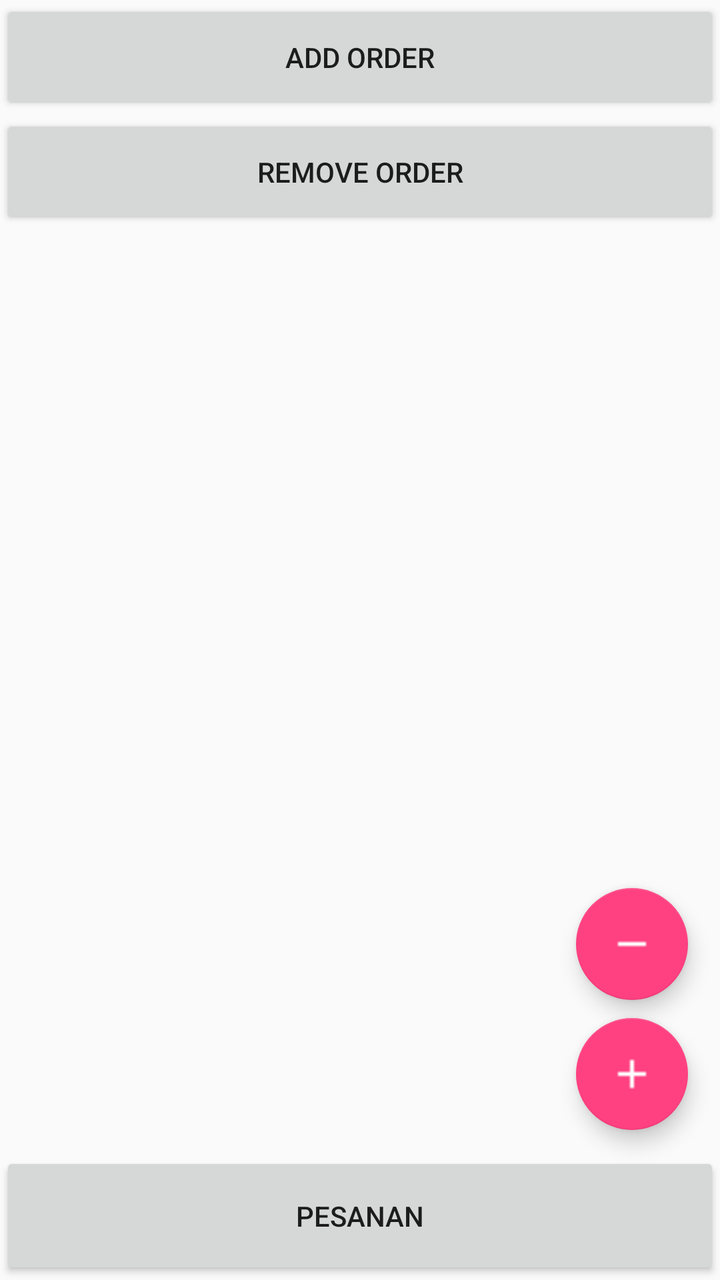
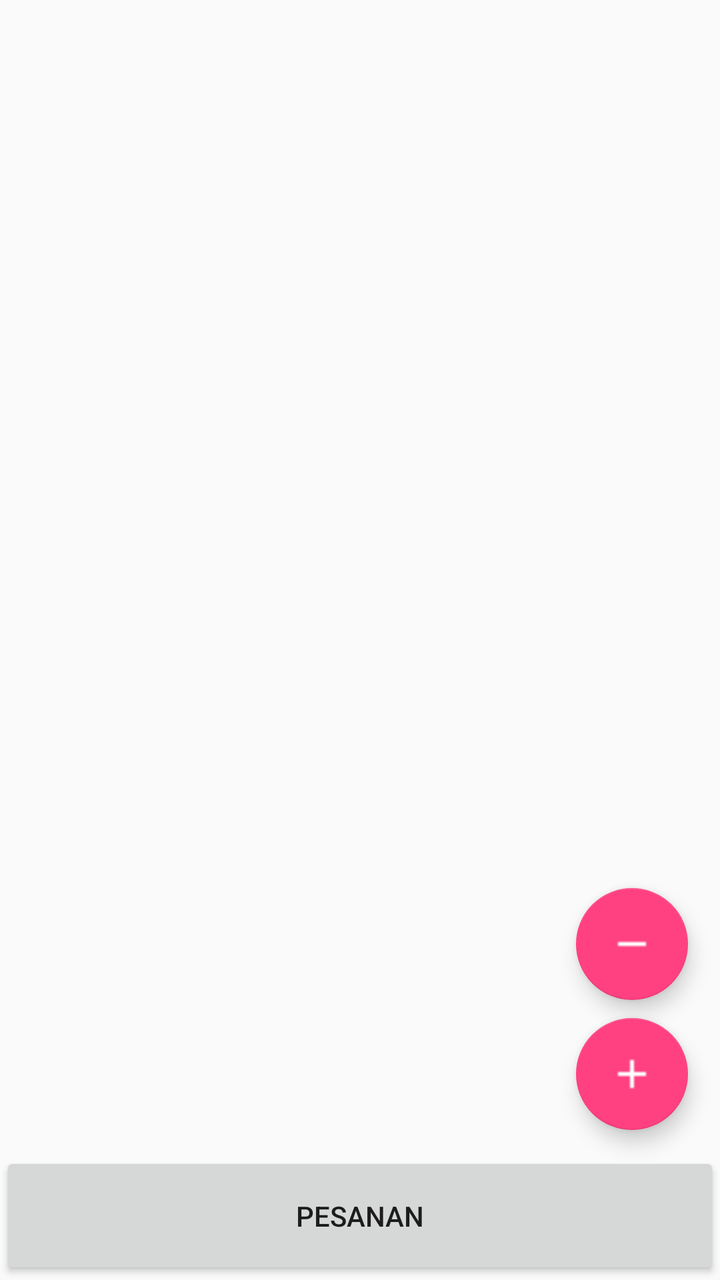

An Android layout rendered at two revisions. The XML below is the earlier revision; the diff shows what the commit changed to produce the second picture.
<!-- AndroidManifest.xml: application theme AppTheme -->
<!-- res/layout/fragment_order_class.xml -->
<?xml version="1.0" encoding="utf-8"?>
<FrameLayout xmlns:android="http://schemas.android.com/apk/res/android"
    xmlns:tools="http://schemas.android.com/tools"
    android:layout_width="match_parent"
    android:layout_height="match_parent"
    xmlns:app="http://schemas.android.com/apk/res-auto"
    tools:context=".views.fragments.transaction.OrderClassFragment">

    <LinearLayout
        android:layout_width="match_parent"
        android:layout_height="match_parent"
        android:orientation="vertical"
        android:weightSum="1">

        <LinearLayout
            android:layout_width="match_parent"
            android:layout_height="0dp"
            android:orientation="vertical"
            android:layout_weight="0.9"
            android:weightSum="1">

            <Button
                android:id="@+id/btnAddOrder"
                android:layout_width="match_parent"
                android:layout_height="0dp"
                android:text="@string/add_order"
                android:layout_weight="0.1"/>

            <Button
                android:id="@+id/btnRemoveOrder"
                android:layout_width="match_parent"
                android:layout_height="0dp"
                android:text="@string/remove_order"
                android:layout_weight="0.1"/>

            
            <android.support.v7.widget.RecyclerView
                android:id="@+id/rvOrder"
                android:layout_width="match_parent"
                android:layout_height="0dp"
                android:layout_weight="0.8"/>

        </LinearLayout>

        <Button
            android:id="@+id/btnOrderClass"
            android:layout_width="match_parent"
            android:layout_height="0dp"
            android:layout_weight="0.1"
            android:text="@string/orderClass"/>

    </LinearLayout>

    <android.support.design.widget.FloatingActionButton
        android:id="@+id/fabRemoveAssembly"
        android:layout_width="wrap_content"
        android:layout_height="wrap_content"
        android:layout_marginLeft="@dimen/fab_margin"
        android:layout_marginRight="@dimen/fab_margin"
        android:layout_marginBottom="140dp"
        android:clickable="true"
        android:elevation="10dp"
        android:layout_gravity="bottom|right"
        app:layout_anchor="@id/fabAddAssembly"
        app:layout_anchorGravity="bottom"
        app:srcCompat="@mipmap/remove_white" />

    <android.support.design.widget.FloatingActionButton
        android:id="@+id/fabAddAssembly"
        android:layout_width="wrap_content"
        android:layout_height="wrap_content"
        android:layout_marginTop="@dimen/fab_margin"
        android:layout_marginLeft="@dimen/fab_margin"
        android:layout_marginRight="@dimen/fab_margin"
        android:layout_marginBottom="75dp"
        android:clickable="true"
        android:elevation="5dp"
        android:layout_gravity="bottom|right"
        app:srcCompat="@mipmap/add_white" />

</FrameLayout>
<!-- resources referenced by this layout -->
<resources>
  <dimen name="fab_margin">16dp</dimen>
  <!-- mipmap add_white: png bitmap (mipmap-hdpi, 138 bytes) -->
  <!-- mipmap remove_white: png bitmap (mipmap-hdpi, 108 bytes) -->
  <string name="add_order">Add Order</string>
  <string name="orderClass">Pesanan</string>
  <string name="remove_order">Remove Order</string>
  <style name="AppTheme" parent="Theme.AppCompat.Light.DarkActionBar">
          
          <item name="colorPrimary">@color/colorPrimary</item>
          <item name="colorPrimaryDark">@color/colorPrimaryDark</item>
          <item name="colorAccent">@color/colorAccent</item>
          <item name="windowActionBar">false</item>
          <item name="windowNoTitle">true</item>
      </style>
  <color name="colorPrimary">#3F51B5</color>
  <color name="colorPrimaryDark">#303F9F</color>
  <color name="colorAccent">#FF4081</color>
</resources>

<!-- the commit's change to res/layout/fragment_order_class.xml (unified diff, before → after) -->
@@ -19,23 +19,23 @@
             android:layout_weight="0.9"
             android:weightSum="1">
 
-            <Button
-                android:id="@+id/btnAddOrder"
-                android:layout_width="match_parent"
-                android:layout_height="0dp"
-                android:text="@string/add_order"
-                android:layout_weight="0.1"/>
-
-            <Button
-                android:id="@+id/btnRemoveOrder"
-                android:layout_width="match_parent"
-                android:layout_height="0dp"
-                android:text="@string/remove_order"
-                android:layout_weight="0.1"/>
+            
+                
+                
+                
+                
+                
 
             
-            <android.support.v7.widget.RecyclerView
-                android:id="@+id/rvOrder"
+                
+                
+                
+                
+                
+
+            
+                <android.support.v7.widget.RecyclerView
+                android:id="@+id/rv_order"
                 android:layout_width="match_parent"
                 android:layout_height="0dp"
                 android:layout_weight="0.8"/>
@@ -43,7 +43,7 @@
         </LinearLayout>
 
         <Button
-            android:id="@+id/btnOrderClass"
+            android:id="@+id/btn_order_class"
             android:layout_width="match_parent"
             android:layout_height="0dp"
             android:layout_weight="0.1"
@@ -52,7 +52,7 @@
     </LinearLayout>
 
     <android.support.design.widget.FloatingActionButton
-        android:id="@+id/fabRemoveAssembly"
+        android:id="@+id/fab_remove_assembly"
         android:layout_width="wrap_content"
         android:layout_height="wrap_content"
         android:layout_marginLeft="@dimen/fab_margin"
@@ -61,12 +61,12 @@
         android:clickable="true"
         android:elevation="10dp"
         android:layout_gravity="bottom|right"
-        app:layout_anchor="@id/fabAddAssembly"
+        app:layout_anchor="@id/fab_add_assembly"
         app:layout_anchorGravity="bottom"
         app:srcCompat="@mipmap/remove_white" />
 
     <android.support.design.widget.FloatingActionButton
-        android:id="@+id/fabAddAssembly"
+        android:id="@+id/fab_add_assembly"
         android:layout_width="wrap_content"
         android:layout_height="wrap_content"
         android:layout_marginTop="@dimen/fab_margin"
<!-- resource entries referenced after the edit -->
@@ -3,9 +3,7 @@
   <dimen name="fab_margin">16dp</dimen>
   <!-- mipmap add_white: png bitmap (mipmap-hdpi, 138 bytes) -->
   <!-- mipmap remove_white: png bitmap (mipmap-hdpi, 108 bytes) -->
-  <string name="add_order">Add Order</string>
   <string name="orderClass">Pesanan</string>
-  <string name="remove_order">Remove Order</string>
   <style name="AppTheme" parent="Theme.AppCompat.Light.DarkActionBar">
           
           <item name="colorPrimary">@color/colorPrimary</item>
